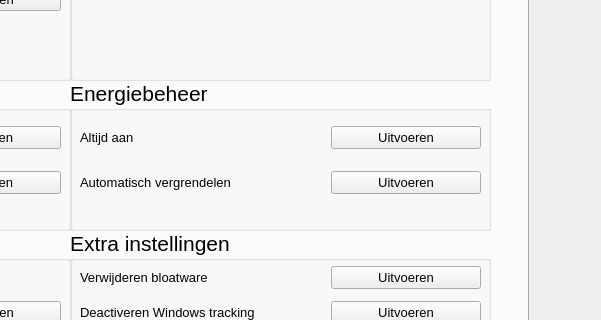
jebr/windows-deployment-tool, file src/resources/ui/main_window.ui: the form before one commit; both pictures show x 362 to 963 and y 215 to 535 of the 963 by 804 pixel window.
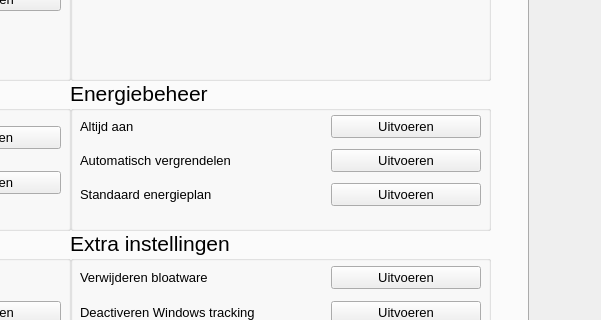
The form after the commit. Icons and pictures are not drawn.

Commit message: Energy plan

What changed in the file:
```diff
--- a/src/resources/ui/main_window.ui
+++ b/src/resources/ui/main_window.ui
@@ -489,27 +489,15 @@
         </rect>
        </property>
        <layout class="QGridLayout" name="gridLayout_5">
-        <item row="1" column="1">
-         <widget class="QPushButton" name="pushButton_usb_disable_4">
-          <property name="sizePolicy">
-           <sizepolicy hsizetype="Fixed" vsizetype="Fixed">
-            <horstretch>0</horstretch>
-            <verstretch>0</verstretch>
-           </sizepolicy>
-          </property>
-          <property name="minimumSize">
-           <size>
-            <width>150</width>
-            <height>0</height>
-           </size>
-          </property>
+        <item row="0" column="0">
+         <widget class="QLabel" name="label_energy_on">
           <property name="font">
            <font>
             <pointsize>10</pointsize>
            </font>
           </property>
           <property name="text">
-           <string>Uitvoeren</string>
+           <string>Altijd aan</string>
           </property>
          </widget>
         </item>
@@ -555,18 +543,6 @@
           </property>
          </widget>
         </item>
-        <item row="0" column="0">
-         <widget class="QLabel" name="label_sec_policy_4">
-          <property name="font">
-           <font>
-            <pointsize>10</pointsize>
-           </font>
-          </property>
-          <property name="text">
-           <string>Altijd aan</string>
-          </property>
-         </widget>
-        </item>
         <item row="1" column="0">
          <widget class="QLabel" name="label_7">
           <property name="font">
@@ -579,6 +555,66 @@
           </property>
          </widget>
         </item>
+        <item row="1" column="1">
+         <widget class="QPushButton" name="pushButton_energy_lock">
+          <property name="sizePolicy">
+           <sizepolicy hsizetype="Fixed" vsizetype="Fixed">
+            <horstretch>0</horstretch>
+            <verstretch>0</verstretch>
+           </sizepolicy>
+          </property>
+          <property name="minimumSize">
+           <size>
+            <width>150</width>
+            <height>0</height>
+           </size>
+          </property>
+          <property name="font">
+           <font>
+            <pointsize>10</pointsize>
+           </font>
+          </property>
+          <property name="text">
+           <string>Uitvoeren</string>
+          </property>
+         </widget>
+        </item>
+        <item row="2" column="0">
+         <widget class="QLabel" name="label_energy_default">
+          <property name="font">
+           <font>
+            <pointsize>10</pointsize>
+           </font>
+          </property>
+          <property name="text">
+           <string>Standaard energieplan</string>
+          </property>
+         </widget>
+        </item>
+        <item row="2" column="1">
+         <widget class="QPushButton" name="pushButton_energy_default">
+          <property name="sizePolicy">
+           <sizepolicy hsizetype="Fixed" vsizetype="Fixed">
+            <horstretch>0</horstretch>
+            <verstretch>0</verstretch>
+           </sizepolicy>
+          </property>
+          <property name="minimumSize">
+           <size>
+            <width>150</width>
+            <height>0</height>
+           </size>
+          </property>
+          <property name="font">
+           <font>
+            <pointsize>10</pointsize>
+           </font>
+          </property>
+          <property name="text">
+           <string>Uitvoeren</string>
+          </property>
+         </widget>
+        </item>
        </layout>
       </widget>
      </widget>
```
Left out of the diff: 12 changed lines with no effect on the pictures. The commit also changes 4 other files.
